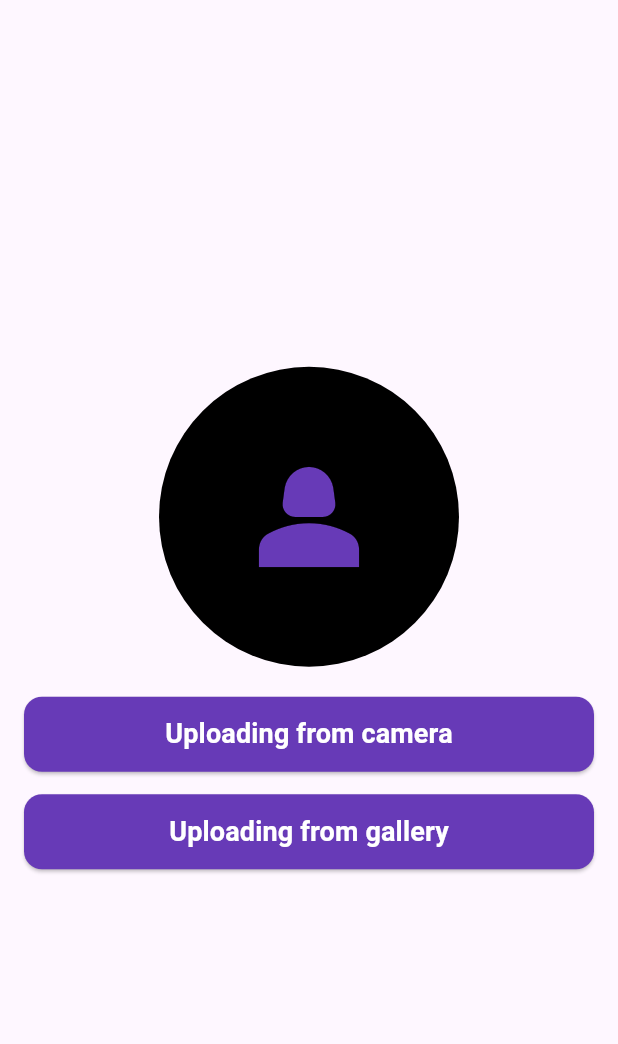
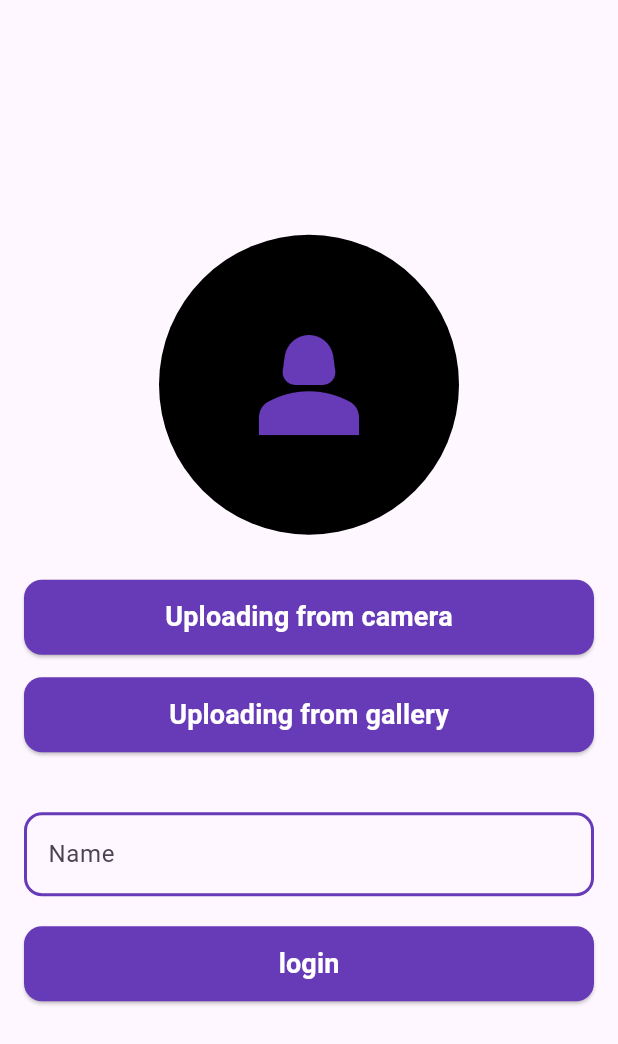
Before and after one commit to mohamedshabaan223/Taskati_App, a Flutter app: the screen it shows after launch, on a phone screen of 412 x 824 dp. Shown: the top 1044 px of the screen. Run offline on Flutter 3.47's test engine with Material 3 defaults, Android fonts, the phone set to English and light mode, and no system bars; our stand-ins replace image_picker, lottie.

Commit message:
add login button and custom textformfield

```diff
--- a/lib/ui/auth_screen.dart
+++ b/lib/ui/auth_screen.dart
@@ -3,6 +3,7 @@ import 'dart:io';
 import 'package:flutter/material.dart';
 import 'package:image_picker/image_picker.dart';
 import 'package:taskati_app/widget/custom_eleveted_button.dart';
+import 'package:taskati_app/widget/custom_text_form_field.dart';
 
 class AuthScreen extends StatefulWidget {
   const AuthScreen({super.key});
@@ -12,6 +13,8 @@ class AuthScreen extends StatefulWidget {
 }
 
 class _AuthScreenState extends State<AuthScreen> {
+  TextEditingController nameController = TextEditingController();
+  GlobalKey<FormState> formKey = GlobalKey<FormState>();
   final ImagePicker picker = ImagePicker();
    XFile? photo;
   void pickCamera() async{
@@ -31,7 +34,10 @@ class _AuthScreenState extends State<AuthScreen> {
     return Scaffold(
       body: Padding(
         padding: const EdgeInsets.symmetric(horizontal: 16),
+        child: Form(
+          key:formKey ,
           child: Column(
+
             mainAxisAlignment: MainAxisAlignment.center,
             children: [
               Visibility(
@@ -47,7 +53,7 @@ class _AuthScreenState extends State<AuthScreen> {
                 child: Icon(Icons.person_2, size: 100, color: Colors.deepPurple),
               ),),
 
-            SizedBox(height: 20),
+              SizedBox(height: 30),
               CustomElevetedButton(
                 label: 'Uploading from camera',
                 onPressed: () {
@@ -61,7 +67,28 @@ class _AuthScreenState extends State<AuthScreen> {
                   pickGallery();
                 },
               ),
+              SizedBox(height: 40,),
+              CustomTextFormField(
+                controller: nameController ,
+                hintlabel: 'Enter your name',
+                 labelText: 'Name',
+                 validator: (value) {
+                   if (value == null || value.trim().isEmpty) {
+                     return 'Please Enter your name';
+                   }else if( value.length < 3){
+                       return 'the length of name at least 3';
+                   }
+                   else  {
+                    return null;
+                   }
+                 },),
+                 SizedBox(height: 20,),
+                 CustomElevetedButton(label: 'login' , onPressed: () {
+                formKey.currentState!.validate();
+
+                 },)
             ],
+          ),
         ),
       ),
     );
--- /dev/null
+++ b/lib/widget/custom_text_form_field.dart
@@ -0,0 +1,37 @@
+import 'package:flutter/material.dart';
+
+class CustomTextFormField extends StatelessWidget {
+  const CustomTextFormField({super.key , required this.controller , this.validator , this.hintlabel ,required this.labelText ,
+   this.keyValue});
+  final TextEditingController? controller;
+  final String? Function(String?)? validator;
+  final String? hintlabel;
+  final String labelText;
+  final Key? keyValue;
+  @override
+  Widget build(BuildContext context) {
+    return TextFormField(
+      key:keyValue ,
+      controller: controller ,
+      validator: validator,
+      autovalidateMode: AutovalidateMode.onUnfocus,
+      decoration: InputDecoration(
+        label:Text(labelText) ,
+        hintText: hintlabel ,
+        hintStyle: TextStyle(color: Colors.deepPurple),
+        border: OutlineInputBorder(
+          borderRadius: BorderRadius.circular(12),
+          borderSide: BorderSide(width: 2 , color: Colors.deepPurple)
+        ),
+        enabledBorder:OutlineInputBorder(
+          borderRadius: BorderRadius.circular(12),
+          borderSide: BorderSide(width: 2 , color: Colors.deepPurple)
+        ),
+        disabledBorder: OutlineInputBorder(
+          borderRadius: BorderRadius.circular(12),
+          borderSide: BorderSide(width: 2 , color: Colors.deepPurple)
+        ),
+      ),
+    );
+  }
+}
```
Also changed, not shown: 2 other files. Lines whose indentation alone changed are shown as unchanged.
